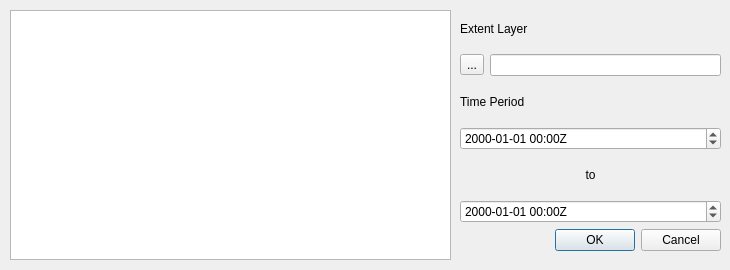
Before: the Qt Designer form ui/query_dialog.ui in kbgg/qgis-stac-browser, drawn with Qt 5.
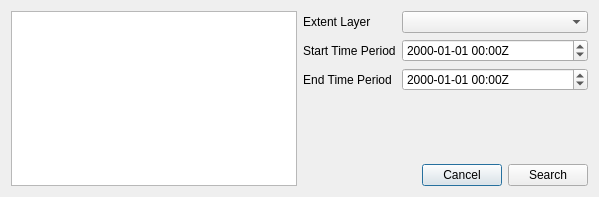
After: the same form once the commit is applied.

```diff
--- a/ui/query_dialog.ui
+++ b/ui/query_dialog.ui
@@ -6,136 +6,125 @@
    <rect>
     <x>0</x>
     <y>0</y>
-    <width>730</width>
-    <height>270</height>
+    <width>599</width>
+    <height>197</height>
    </rect>
   </property>
   <property name="windowTitle">
    <string>STAC Browser</string>
   </property>
-  <widget class="QScrollArea" name="scrollArea">
-   <property name="geometry">
-    <rect>
-     <x>10</x>
-     <y>10</y>
-     <width>441</width>
-     <height>250</height>
-    </rect>
-   </property>
-   <property name="frameShape">
-    <enum>QFrame::NoFrame</enum>
-   </property>
-   <property name="frameShadow">
-    <enum>QFrame::Sunken</enum>
-   </property>
-   <property name="widgetResizable">
-    <bool>true</bool>
-   </property>
-   <widget class="QWidget" name="scrollAreaWidgetContents">
-    <property name="geometry">
-     <rect>
-      <x>0</x>
-      <y>0</y>
-      <width>441</width>
-      <height>250</height>
-     </rect>
-    </property>
+  <layout class="QGridLayout" name="gridLayout">
+   <item row="0" column="0">
+    <layout class="QHBoxLayout" name="horizontalLayout_2">
+     <item>
+      <layout class="QVBoxLayout" name="verticalLayout_2">
+       <item>
     <widget class="QListView" name="list">
-     <property name="geometry">
-      <rect>
-       <x>0</x>
-       <y>0</y>
-       <width>441</width>
-       <height>250</height>
-      </rect>
-     </property>
-     <property name="spacing">
-      <number>0</number>
-     </property>
-    </widget>
-   </widget>
-  </widget>
-  <widget class="QWidget" name="verticalLayoutWidget">
-   <property name="geometry">
-    <rect>
-     <x>460</x>
-     <y>10</y>
-     <width>261</width>
-     <height>241</height>
-    </rect>
-   </property>
+         <property name="maximumSize">
+          <size>
+           <width>300</width>
+           <height>16777215</height>
+          </size>
+         </property>
+        </widget>
+       </item>
+      </layout>
+     </item>
+     <item>
    <layout class="QVBoxLayout" name="verticalLayout">
     <item>
-     <widget class="QLabel" name="label">
+        <layout class="QFormLayout" name="formLayout_2">
+         <item row="0" column="0">
+          <widget class="QLabel" name="extentLabel">
       <property name="text">
        <string>Extent Layer</string>
       </property>
      </widget>
     </item>
-    <item>
-     <layout class="QHBoxLayout" name="horizontalLayout">
-      <item>
-       <widget class="QToolButton" name="selectLayerButton">
-        <property name="layoutDirection">
-         <enum>Qt::LeftToRight</enum>
-        </property>
-        <property name="text">
-         <string>...</string>
-        </property>
-       </widget>
-      </item>
-      <item>
-       <widget class="QLineEdit" name="layerName">
-        <property name="readOnly">
-         <bool>true</bool>
-        </property>
-       </widget>
-      </item>
-     </layout>
-    </item>
-    <item>
+         <item row="0" column="1">
+          <widget class="QComboBox" name="extentLayer"/>
+         </item>
+         <item row="1" column="0">
      <widget class="QLabel" name="label_2">
       <property name="text">
-       <string>Time Period</string>
+            <string>Start Time Period</string>
       </property>
      </widget>
     </item>
-    <item>
+         <item row="1" column="1">
      <widget class="QDateTimeEdit" name="startPeriod">
       <property name="displayFormat">
        <string>yyyy-MM-dd HH:mmZ</string>
       </property>
      </widget>
     </item>
-    <item>
+         <item row="2" column="0">
      <widget class="QLabel" name="label_3">
       <property name="text">
-       <string>to</string>
+            <string>End Time Period</string>
       </property>
       <property name="alignment">
        <set>Qt::AlignCenter</set>
       </property>
      </widget>
     </item>
-    <item>
+         <item row="2" column="1">
      <widget class="QDateTimeEdit" name="endPeriod">
       <property name="displayFormat">
        <string>yyyy-MM-dd HH:mmZ</string>
       </property>
      </widget>
     </item>
+        </layout>
+       </item>
     <item>
-     <widget class="QDialogButtonBox" name="button_box">
+        <layout class="QHBoxLayout" name="horizontalLayout">
+         <item>
+          <spacer name="horizontalSpacer">
       <property name="orientation">
        <enum>Qt::Horizontal</enum>
       </property>
-      <property name="standardButtons">
-       <set>QDialogButtonBox::Cancel|QDialogButtonBox::Ok</set>
-      </property>
-     </widget>
-    </item>
-   </layout>
-  </widget>
+           <property name="sizeHint" stdset="0">
+            <size>
+             <width>40</width>
+             <height>20</height>
+            </size>
+           </property>
+          </spacer>
+         </item>
+         <item>
+          <widget class="QPushButton" name="cancelButton">
+           <property name="maximumSize">
+            <size>
+             <width>100</width>
+             <height>16777215</height>
+            </size>
+           </property>
+           <property name="text">
+            <string>Cancel</string>
+           </property>
+          </widget>
+         </item>
+         <item>
+          <widget class="QPushButton" name="searchButton">
+           <property name="maximumSize">
+            <size>
+             <width>100</width>
+             <height>16777215</height>
+            </size>
+           </property>
+           <property name="text">
+            <string>Search</string>
+           </property>
+          </widget>
+         </item>
+        </layout>
+       </item>
+      </layout>
+     </item>
+    </layout>
+   </item>
+  </layout>
  </widget>
  <resources/>
  <connections>
```
Left out of the diff: 35 changed lines with no effect on the pictures. Lines whose indentation alone changed are shown as unchanged.
